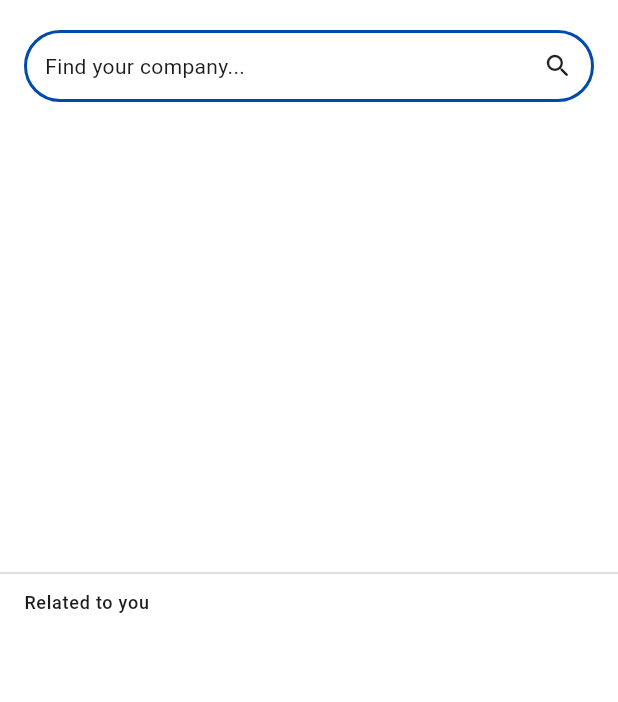
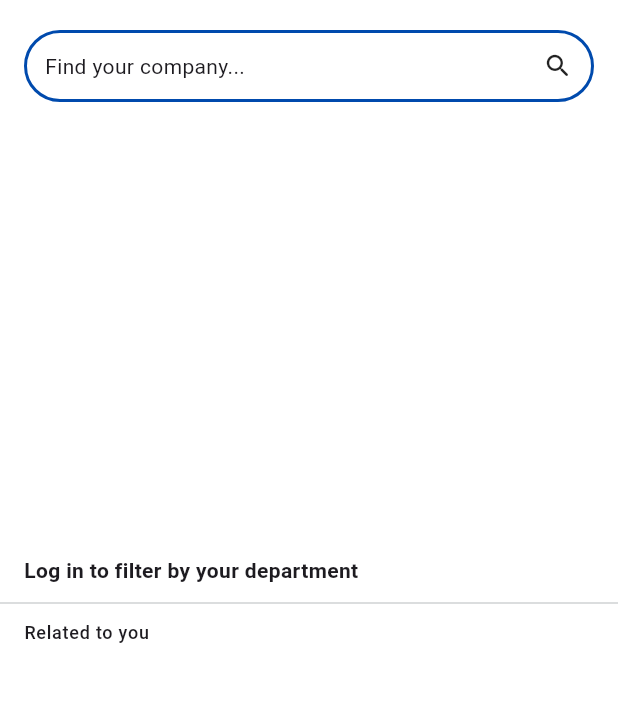
Before and after one commit to PatrickJohn243/in_turn, a Flutter app: the HomePage screen opened directly with empty values, after a tap on the "notifications none" icon, on a phone screen of 412 x 824 dp, the part 78-780 px from its top. Run offline on Flutter 3.47's test engine with Material 3 defaults, Android fonts, the phone set to English and light mode, and no system bars; our stand-ins replace file_picker, flutter_dotenv, font_awesome_flutter, google_sign_in, supabase_flutter; accounts and stored records are empty.

Commit message:
feat: add user auth manager

```diff
--- a/lib/main.dart
+++ b/lib/main.dart
@@ -1,6 +1,9 @@
+import 'dart:developer';
+
 import 'package:flutter/material.dart';
 import 'package:inturn/provider/favorites_provider.dart';
 import 'package:inturn/routes/dashboard.dart';
+import 'package:inturn/provider/auth_state_provider.dart';
 import 'package:provider/provider.dart';
 import 'package:supabase_flutter/supabase_flutter.dart';
 import 'package:flutter_dotenv/flutter_dotenv.dart';
@@ -16,6 +19,7 @@ void main() async {
   runApp(
     MultiProvider(
       providers: [
+        ChangeNotifierProvider(create: (_) => AuthStateProvider()),
         ChangeNotifierProvider(create: (context) => FavoritesProvider())
       ],
       child: const MyApp(),
@@ -30,6 +34,7 @@ class MyApp extends StatelessWidget {
 
   @override
   Widget build(BuildContext context) {
+    context.read<AuthStateProvider>();
     return MaterialApp(
       theme: ThemeData(
         scaffoldBackgroundColor: Colors.white,
--- /dev/null
+++ b/lib/provider/auth_state_provider.dart
@@ -0,0 +1,36 @@
+import 'dart:developer';
+
+import 'package:flutter/material.dart';
+import 'package:inturn/main.dart';
+import 'package:supabase_flutter/supabase_flutter.dart';
+
+class AuthStateProvider extends ChangeNotifier {
+  User? user;
+  AuthChangeEvent? lastEvent;
+
+  AuthStateProvider() {
+    supabase.auth.onAuthStateChange.listen((data) {
+      final AuthChangeEvent event = data.event;
+      lastEvent = event;
+
+      switch (event) {
+        case AuthChangeEvent.signedIn:
+          user = supabase.auth.currentUser;
+          log("Signed In");
+
+          break;
+        case AuthChangeEvent.signedOut:
+          user = null;
+          log("Signed Out");
+          break;
+        case AuthChangeEvent.initialSession:
+          log("User already signed in");
+          user = supabase.auth.currentUser;
+          break;
+        default:
+          break;
+      }
+      notifyListeners(); // Triggers rebuild
+    });
+  }
+}
--- a/lib/views/home_page.dart
+++ b/lib/views/home_page.dart
@@ -61,9 +61,20 @@ class _HomePageState extends State<HomePage> {
     super.initState();
     textController = TextEditingController();
     textFieldFocusNode = FocusNode();
-    choiceChipsValue = 'BSCS';
-    fetchCourses(widget.user!.collegeId);
+    if (widget.user != null) {
+      fetchCourses(widget.user!.collegeId);
+    }
     setInitialCompanies(widget.companies);
+  }
+
+  @override
+  void didChangeDependencies() {
+    // TODO: implement didChangeDependencies
+    super.didChangeDependencies();
+
+    if (widget.user != null) {
+      fetchCourses(widget.user!.collegeId);
+    }
   }
 
   @override
@@ -84,7 +95,7 @@ class _HomePageState extends State<HomePage> {
           automaticallyImplyLeading: false,
           leading: Padding(
             padding: const EdgeInsetsDirectional.fromSTEB(12, 6, 0, 6),
-            child: Container(
+            child: SizedBox(
               width: 44,
               height: 44,
               child: Image.asset("img/logo.png"),
@@ -101,9 +112,9 @@ class _HomePageState extends State<HomePage> {
                   widget.user == null
                       ? 'Hey User'
                       : 'Hey ${widget.user!.firstName}',
-                  style: TextStyle(fontSize: 24),
+                  style: const TextStyle(fontSize: 24),
                 ),
-                Text(
+                const Text(
                   'Welcome to InTurn',
                   style: TextStyle(fontSize: 14),
                 ),
@@ -121,7 +132,7 @@ class _HomePageState extends State<HomePage> {
                   size: 24,
                 ),
                 onPressed: () {
-                  print('IconButton pressed ...');
+                  log('IconButton pressed ...');
                 },
               ),
             ),
@@ -197,10 +208,16 @@ class _HomePageState extends State<HomePage> {
                       children: [
                         const SizedBox(width: 16),
                         Padding(
-                          padding:
-                              const EdgeInsetsDirectional.fromSTEB(0, 8, 0, 8),
-                          child: _buildChoiceChips(),
-                        ),
+                            padding: const EdgeInsetsDirectional.fromSTEB(
+                                0, 8, 0, 8),
+                            child: widget.user != null
+                                ? _buildChoiceChips()
+                                : const Text(
+                                    "Log in to filter by your department",
+                                    style: TextStyle(
+                                      fontWeight: FontWeight.bold,
+                                    ),
+                                  )),
                         const SizedBox(width: 16),
                       ],
                     ),
--- a/lib/views/profile_page.dart
+++ b/lib/views/profile_page.dart
@@ -92,7 +92,7 @@ class _ProfilePageState extends State<ProfilePage> {
               children: [
                 Text(
                   userProfile?.role == "Admin" ? "Admin Profile" : "Profile",
-                  style: TextStyle(
+                  style: const TextStyle(
                       fontSize: 28,
                       color: Colors.black,
                       fontWeight: FontWeight.bold),
--- a/lib/views/search_page.dart
+++ b/lib/views/search_page.dart
@@ -1,5 +1,4 @@
 import 'dart:async';
-import 'dart:convert';
 import 'dart:developer';
 
 import 'package:flutter/material.dart';
@@ -58,7 +57,6 @@ class _SearchPageState extends State<SearchPage> {
       final response = await supabase.from("courses").select();
       setState(() {
         coursesChips = response.map((json) => Courses.fromJson(json)).toList();
-        // log("courses length: ${coursesChips.length}");
       });
     } catch (e) {
       log("$e");
```
Also changed, not shown: lib/routes/dashboard.dart (+45 -18 lines), lib/views/auth/login_page..dart (deleted, +0 -57 lines), lib/views/saved_page.dart (+39 -11 lines).
